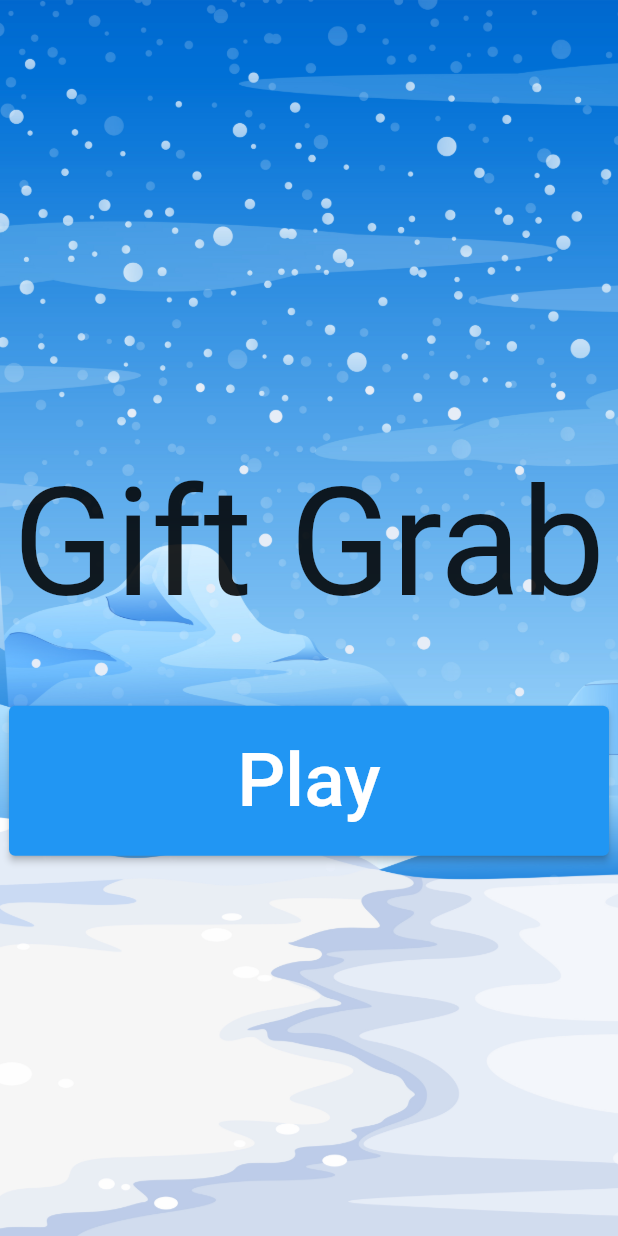
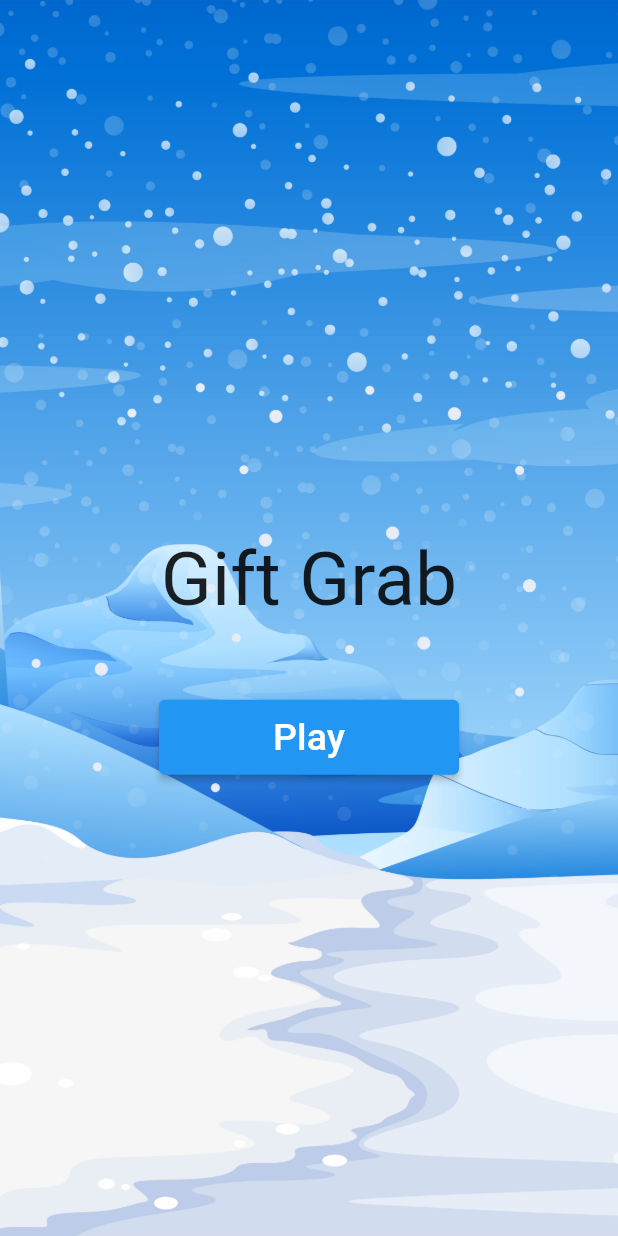
Before and after one commit to trey-a-hope/gift-grab, a Flutter app: the screen it shows after launch, on a phone screen of 412 x 824 dp. Run offline on Flutter 3.47's test engine with Material 2 defaults, Android fonts, the phone set to English and light mode, and no system bars; missing offline and left inert: flame, flame_audio.

Commit message:
Globals.isTablet
* Added isTablet global variable for detecting size and speed of sprites.

```diff
--- a/lib/components/gift_component.dart
+++ b/lib/components/gift_component.dart
@@ -9,7 +9,7 @@ import 'dart:math';
 class GiftComponent extends SpriteComponent
     with HasGameRef<GiftGrabGame>, CollisionCallbacks {
   /// Height of the sprite.
-  final double _spriteHeight = 200.0;
+  final double _spriteHeight = Globals.isTablet ? 200.0 : 100.0;
 
   /// Used for generating random position of gift.
   final Random _random = Random();
--- a/lib/components/ice_component.dart
+++ b/lib/components/ice_component.dart
@@ -9,13 +9,13 @@ import 'dart:math' as math;
 class IceComponent extends SpriteComponent
     with HasGameRef<GiftGrabGame>, CollisionCallbacks {
   /// Height of the sprite.
-  final double _spriteHeight = 200.0;
+  final double _spriteHeight = Globals.isTablet ? 200.0 : 100.0;
 
   /// Speed and direction of gift.
   late Vector2 _velocity;
 
   /// Speed of the gift.
-  final double speed = 300;
+  final double speed = Globals.isTablet ? 300 : 150;
 
   /// Angle or the gift on bounce back.
   final double degree = math.pi / 180;
--- a/lib/components/santa_component.dart
+++ b/lib/components/santa_component.dart
@@ -16,10 +16,10 @@ enum MovementState {
 class SantaComponent extends SpriteGroupComponent<MovementState>
     with HasGameRef<GiftGrabGame>, CollisionCallbacks {
   /// Height of the sprite.
-  final double _spriteHeight = 200.0;
+  final double _spriteHeight = Globals.isTablet ? 200.0 : 100;
 
   /// Max speed of sliding santa.
-  final double _speed = 500.0;
+  final double _speed = Globals.isTablet ? 500.0 : 250.0;
 
   /// Joystick for movement.
   final JoystickComponent joystick;
--- a/lib/constants/globals.dart
+++ b/lib/constants/globals.dart
@@ -13,4 +13,6 @@ class Globals {
   static const String backgroundSprite = 'background-sprite.jpg';
   static const String giftSprite = 'gift-sprite.png';
   static const String iceSprite = 'ice-sprite.png';
+
+  static late bool isTablet;
 }
--- a/lib/inputs/joystick.dart
+++ b/lib/inputs/joystick.dart
@@ -1,14 +1,15 @@
 import 'package:flame/components.dart';
 import 'package:flame/palette.dart';
 import 'package:flutter/material.dart';
+import 'package:gift_grab/constants/globals.dart';
 
 final JoystickComponent joystick = JoystickComponent(
   knob: CircleComponent(
-    radius: 30,
+    radius: Globals.isTablet ? 30 : 15,
     paint: BasicPalette.red.withAlpha(200).paint(),
   ),
   background: CircleComponent(
-    radius: 100,
+    radius: Globals.isTablet ? 100 : 50,
     paint: BasicPalette.red.withAlpha(100).paint(),
   ),
   margin: const EdgeInsets.only(left: 40, bottom: 40),
--- a/lib/screens/main_menu.dart
+++ b/lib/screens/main_menu.dart
@@ -7,6 +7,8 @@ class MainMenu extends StatelessWidget {
 
   @override
   Widget build(BuildContext context) {
+    Globals.isTablet = MediaQuery.of(context).size.width > 600;
+
     return Scaffold(
       body: Container(
         decoration: const BoxDecoration(
@@ -19,18 +21,18 @@ class MainMenu extends StatelessWidget {
           child: Column(
             mainAxisAlignment: MainAxisAlignment.center,
             children: [
-              const Padding(
-                padding: EdgeInsets.symmetric(vertical: 50),
+              Padding(
+                padding: const EdgeInsets.symmetric(vertical: 50),
                 child: Text(
                   'Gift Grab',
                   style: TextStyle(
-                    fontSize: 100,
+                    fontSize: Globals.isTablet ? 100 : 50,
                   ),
                 ),
               ),
               SizedBox(
-                width: 400,
-                height: 100,
+                width: Globals.isTablet ? 400 : 200,
+                height: Globals.isTablet ? 100 : 50,
                 child: ElevatedButton(
                   onPressed: () {
                     Navigator.of(context).pushReplacement(
@@ -39,10 +41,10 @@ class MainMenu extends StatelessWidget {
                       ),
                     );
                   },
-                  child: const Text(
+                  child: Text(
                     'Play',
                     style: TextStyle(
-                      fontSize: 50,
+                      fontSize: Globals.isTablet ? 50 : 25,
                     ),
                   ),
                 ),
```
Also changed, not shown: lib/games/gift_grab_game.dart (+10 -4 lines), lib/screens/game_over_menu.dart (+9 -9 lines).
